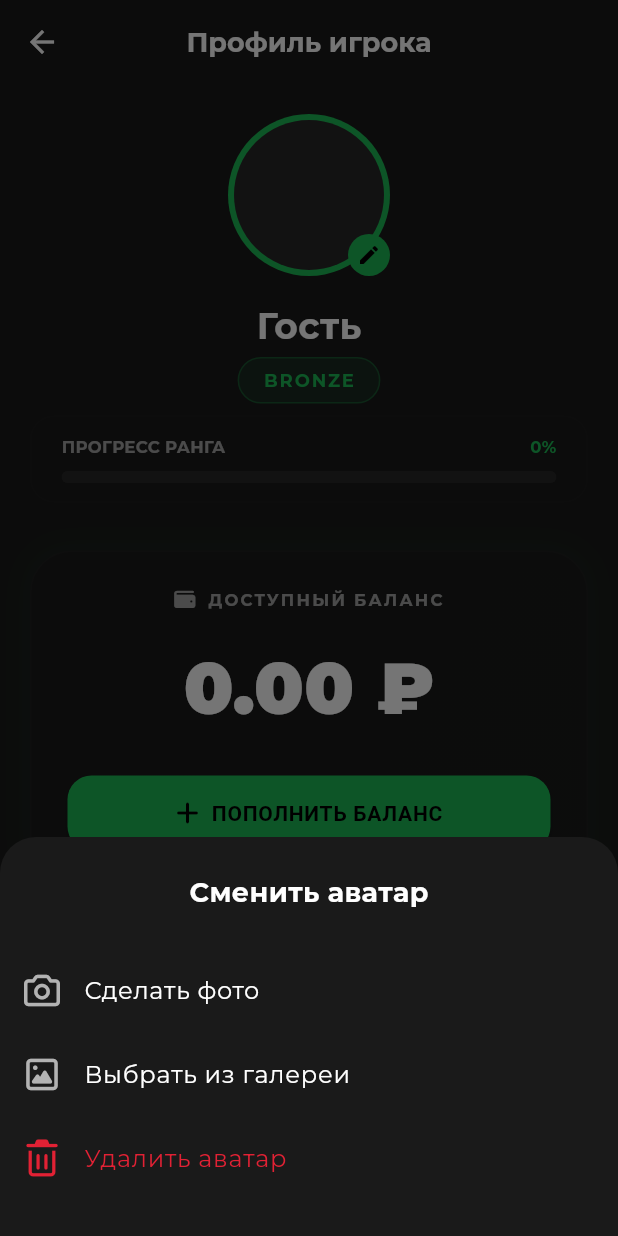
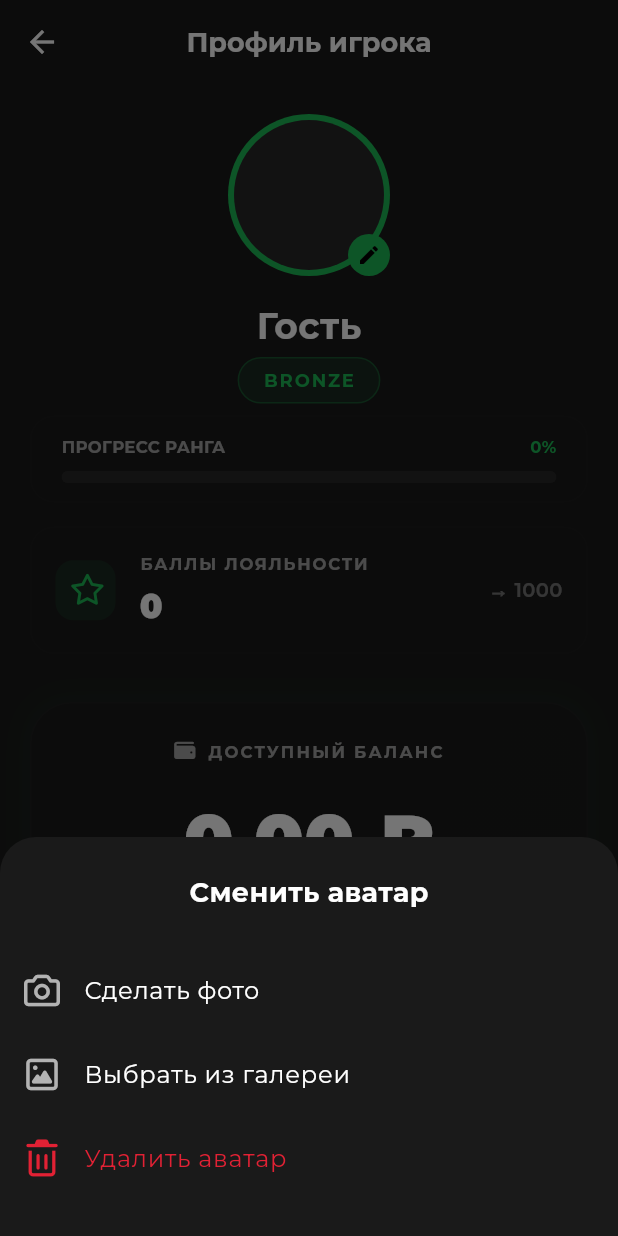
Before and after one commit to guccigrocerybag/bbplay, a Flutter app: the ProfileScreen screen opened directly, after a tap on the "edit" icon, on a phone screen of 412 x 824 dp. Run offline on Flutter 3.47's test engine with Material 3 defaults, Android fonts, the phone set to English and light mode, and no system bars; our stand-ins replace connectivity_plus, curved_navigation_bar, flutter_local_notifications, flutter_svg, font_awesome_flutter, google_fonts and 8 more; accounts and stored records are empty; network calls fail.

Commit message:
Fix ranks: use server member_points instead of hardcoded balance-based ranks + add loyalty points card to profile

```diff
--- a/lib/providers/settings_provider.dart
+++ b/lib/providers/settings_provider.dart
@@ -262,6 +262,7 @@ class SettingsProvider extends ChangeNotifier {
 
       // ─── Профиль (дополнительные) ──────────────────────────
       'photo_error': 'Ошибка выбора фото:',
+      'loyalty_points': 'БАЛЛЫ ЛОЯЛЬНОСТИ',
       'ok': 'OK',
       'rub_100': '100 ₽',
       'rub_500': '500 ₽',
@@ -468,6 +469,7 @@ class SettingsProvider extends ChangeNotifier {
 
       // ─── Profile (additional) ──────────────────────────────
       'photo_error': 'Photo selection error:',
+      'loyalty_points': 'LOYALTY POINTS',
       'ok': 'OK',
       'rub_100': '100 ₽',
       'rub_500': '500 ₽',
--- a/lib/providers/user_provider.dart
+++ b/lib/providers/user_provider.dart
@@ -24,6 +24,7 @@ class UserProvider extends ChangeNotifier {
   String get memberId => _userData?['member_id']?.toString() ?? "";
   String get account => _userData?['member_account'] ?? "Гость";
   String get balance => _userData?['member_balance']?.toString() ?? "0.00";
+  String get points => _userData?['member_points']?.toString() ?? "0";
 
   UserProvider() {
     _loadAvatar();
--- a/lib/screens/profile_screen.dart
+++ b/lib/screens/profile_screen.dart
@@ -248,10 +248,24 @@ class _ProfileScreenState extends State<ProfileScreen> {
     final colorScheme = theme.colorScheme;
     final settings = Provider.of<SettingsProvider>(context);
 
-    // Динамический расчет ранга для красоты
-    double bal = double.tryParse(user.balance) ?? 0.0;
-    String rank = bal > 50000 ? "GOLD" : (bal > 10000 ? "SILVER" : "BRONZE");
-    double progress = (bal % 1000) / 1000;
+    // Ранг на основе баллов (member_points) с сервера
+    double pts = double.tryParse(user.points) ?? 0.0;
+    String rank;
+    double nextRankPoints;
+    double progress;
+    if (pts >= 5000) {
+      rank = "GOLD";
+      nextRankPoints = 5000;
+      progress = 1.0;
+    } else if (pts >= 1000) {
+      rank = "SILVER";
+      nextRankPoints = 5000;
+      progress = (pts - 1000) / (5000 - 1000);
+    } else {
+      rank = "BRONZE";
+      nextRankPoints = 1000;
+      progress = pts / 1000;
+    }
 
     return Scaffold(
       backgroundColor: colorScheme.surface,
@@ -352,6 +366,64 @@ class _ProfileScreenState extends State<ProfileScreen> {
                       minHeight: 8,
                       backgroundColor: colorScheme.surfaceContainerHighest,
                       color: colorScheme.primary,
+                    ),
+                  ),
+                ],
+              ),
+            ),
+
+            const SizedBox(height: 16),
+
+            // --- POINTS CARD ---
+            Container(
+              width: double.infinity,
+              padding: const EdgeInsets.all(16),
+              decoration: BoxDecoration(
+                borderRadius: BorderRadius.circular(16),
+                color: colorScheme.surface,
+                border: Border.all(color: colorScheme.outline.withOpacity(0.2)),
+              ),
+              child: Row(
+                children: [
+                  Container(
+                    padding: const EdgeInsets.all(10),
+                    decoration: BoxDecoration(
+                      color: colorScheme.primary.withOpacity(0.1),
+                      borderRadius: BorderRadius.circular(12),
+                    ),
+                    child: Icon(FontAwesomeIcons.star, size: 20, color: colorScheme.primary),
+                  ),
+                  const SizedBox(width: 16),
+                  Column(
+                    crossAxisAlignment: CrossAxisAlignment.start,
+                    children: [
+                      Text(
+                        settings.getText('loyalty_points'),
+                        style: TextStyle(
+                          color: colorScheme.onSurface.withOpacity(0.6),
+                          fontSize: 11,
+                          fontWeight: FontWeight.bold,
+                          letterSpacing: 1.2,
+                        ),
+                      ),
+                      const SizedBox(height: 4),
+                      Text(
+                        '${user.points}',
+                        style: TextStyle(
+                          color: colorScheme.onSurface,
+                          fontSize: 22,
+                          fontWeight: FontWeight.w900,
+                        ),
+                      ),
+                    ],
+                  ),
+                  const Spacer(),
+                  Text(
+                    rank == "GOLD" ? 'MAX' : '→ ${nextRankPoints.toInt()}',
+                    style: TextStyle(
+                      color: colorScheme.onSurface.withOpacity(0.4),
+                      fontSize: 13,
+                      fontWeight: FontWeight.w600,
                     ),
                   ),
                 ],
```
